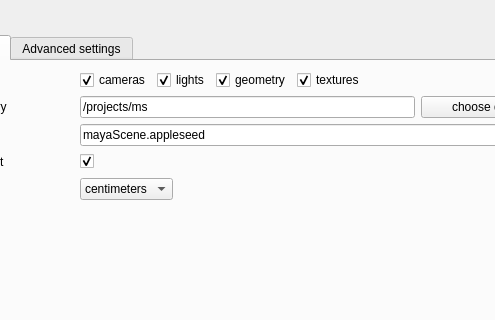
Qt form mayaseed.ui (dictoon/mayaseed) before a commit; both pictures show x 96 to 591 and y 0 to 320 of the 687 by 873 pixel window.
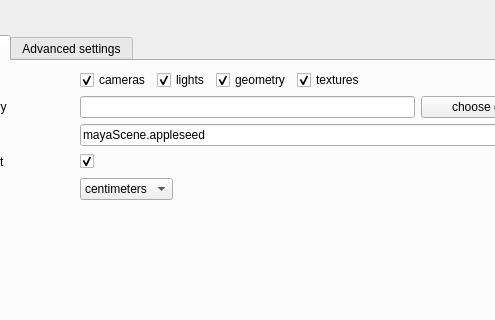
The same form after that commit. The open tabs and pages were chosen to show the change. Icons and pictures are not drawn.

Commit message: implemented and fixed typos in ms_envNode.py, updated readme, mayaSeed.ui

The edit to the form file:
```diff
--- a/mayaseed.ui
+++ b/mayaseed.ui
@@ -189,7 +189,7 @@
           <item>
            <widget class="QLineEdit" name="ms_outputDir">
             <property name="text">
-             <string>/projects/ms</string>
+             <string/>
             </property>
            </widget>
           </item>
```
Left out of the diff: 2 changed lines with no effect on the pictures. The commit also changes 4 other files.
